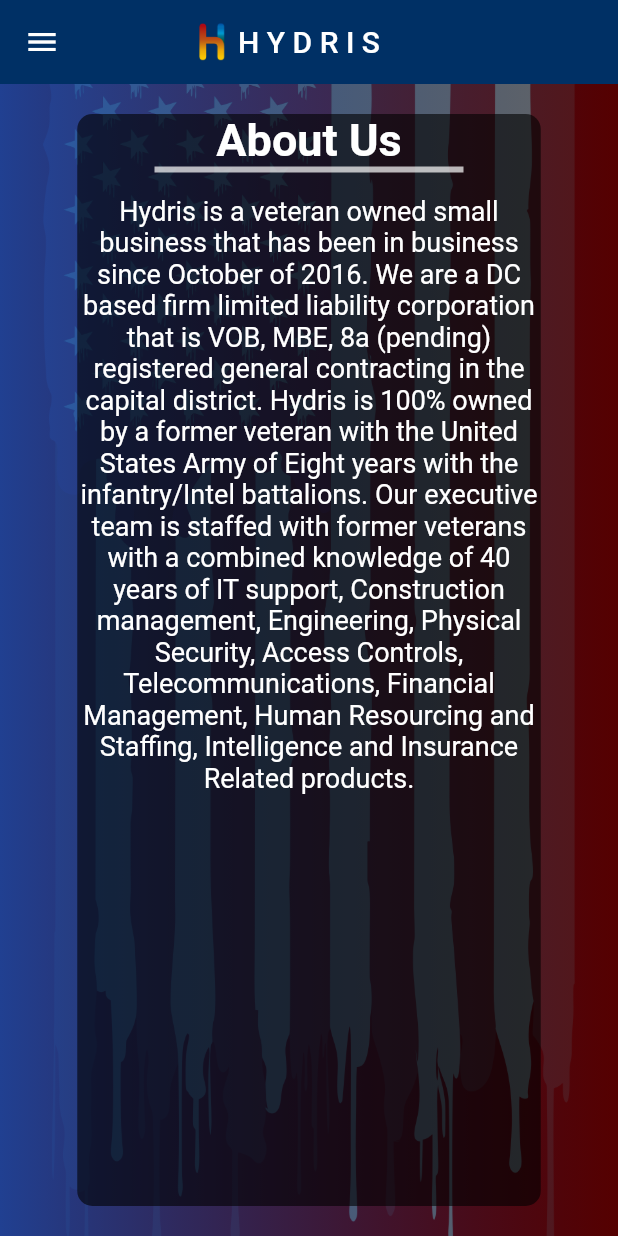
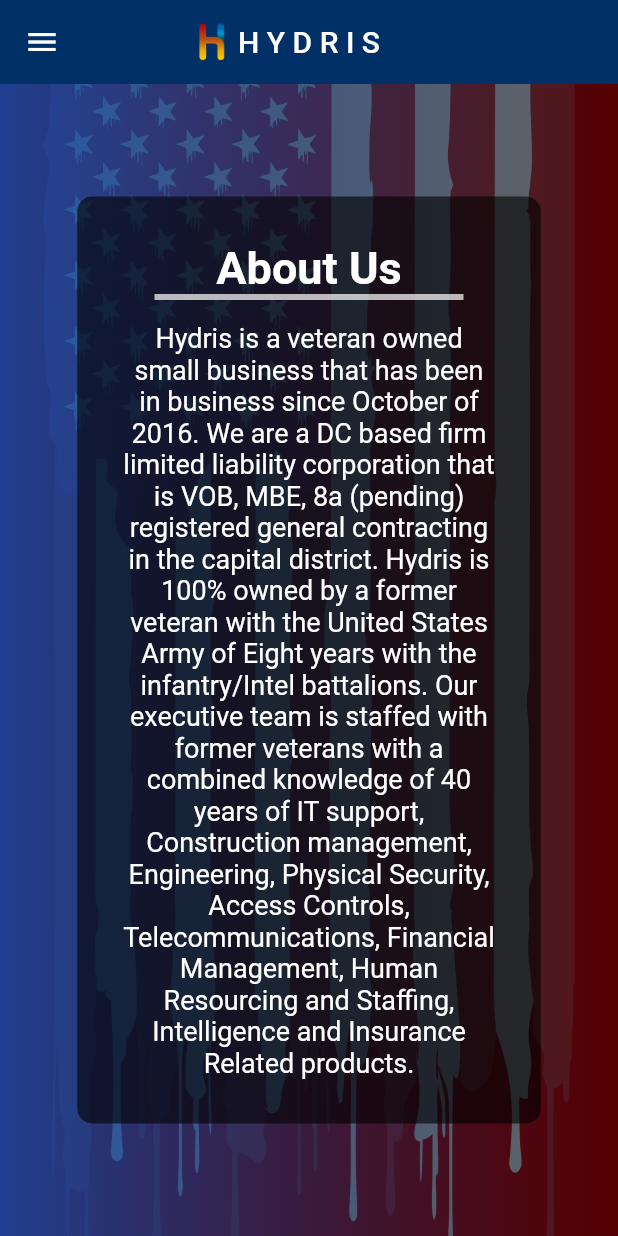
Before and after one commit to JosephLattisaw/hydris, a Flutter app: the screen it shows after launch, on a phone screen of 412 x 824 dp. Run offline on Flutter 3.47's test engine with Material 2 defaults, Android fonts, the phone set to English and light mode, and no system bars.

Commit message:
finished about us screen page

```diff
--- a/hydris/lib/about_us_screen.dart
+++ b/hydris/lib/about_us_screen.dart
@@ -34,13 +34,16 @@
               ])),
             ),
             Align(
-              child: Container(
-                margin: EdgeInsets.only(top: 20.0, bottom: 20.0),
+              child: Column(
+                mainAxisAlignment: MainAxisAlignment.center,
+                children: [
+                  Container(
                     width: MediaQuery.of(context).size.width * .75,
                     decoration: BoxDecoration(
                       borderRadius: BorderRadius.all(Radius.circular(10)),
                       color: Color.fromRGBO(0, 0, 0, 0.6),
                     ),
+                    padding: EdgeInsets.all(30),
                     child: Column(
                       children: [
                         Text(
@@ -69,6 +72,8 @@
                       ],
                     ),
                   ),
+                ],
+              ),
             )
           ],
         ),
```
Lines whose indentation alone changed are shown as unchanged.
